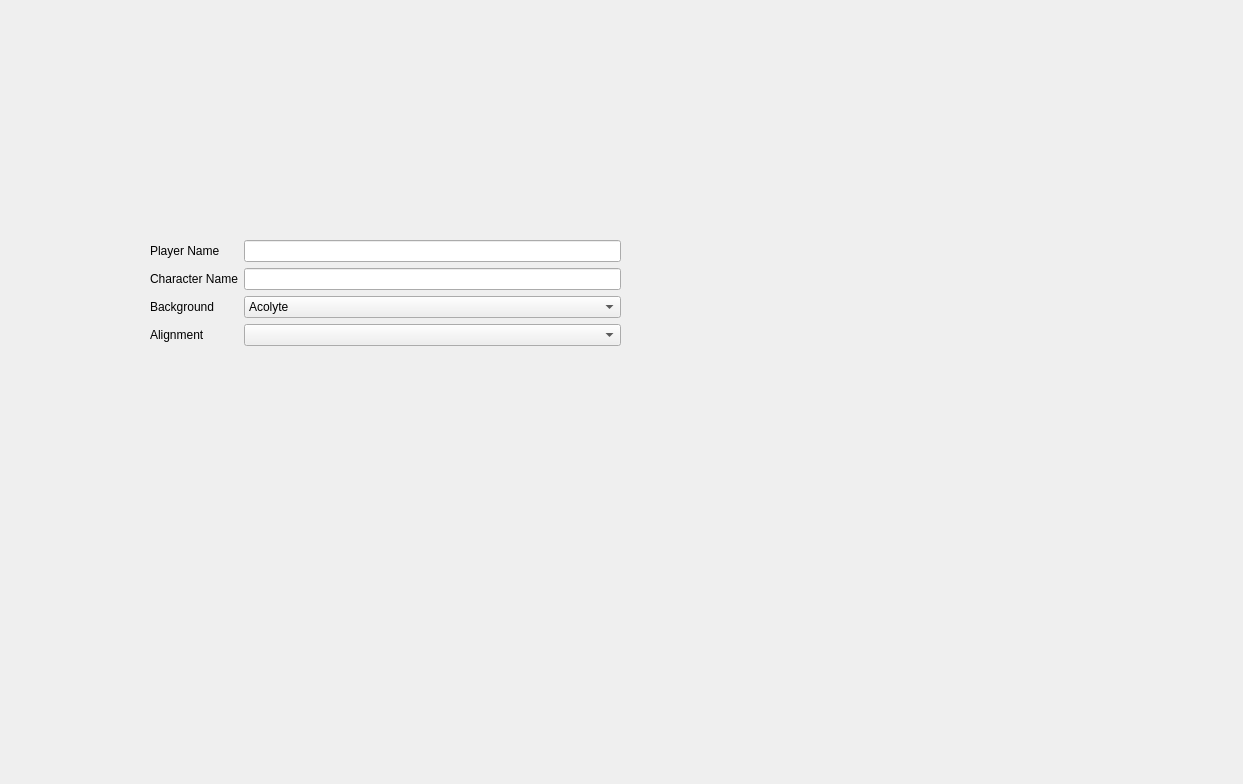
Qt form extrasPage.ui (StellarRaccoon/DnD-Character-Builder) before a commit.
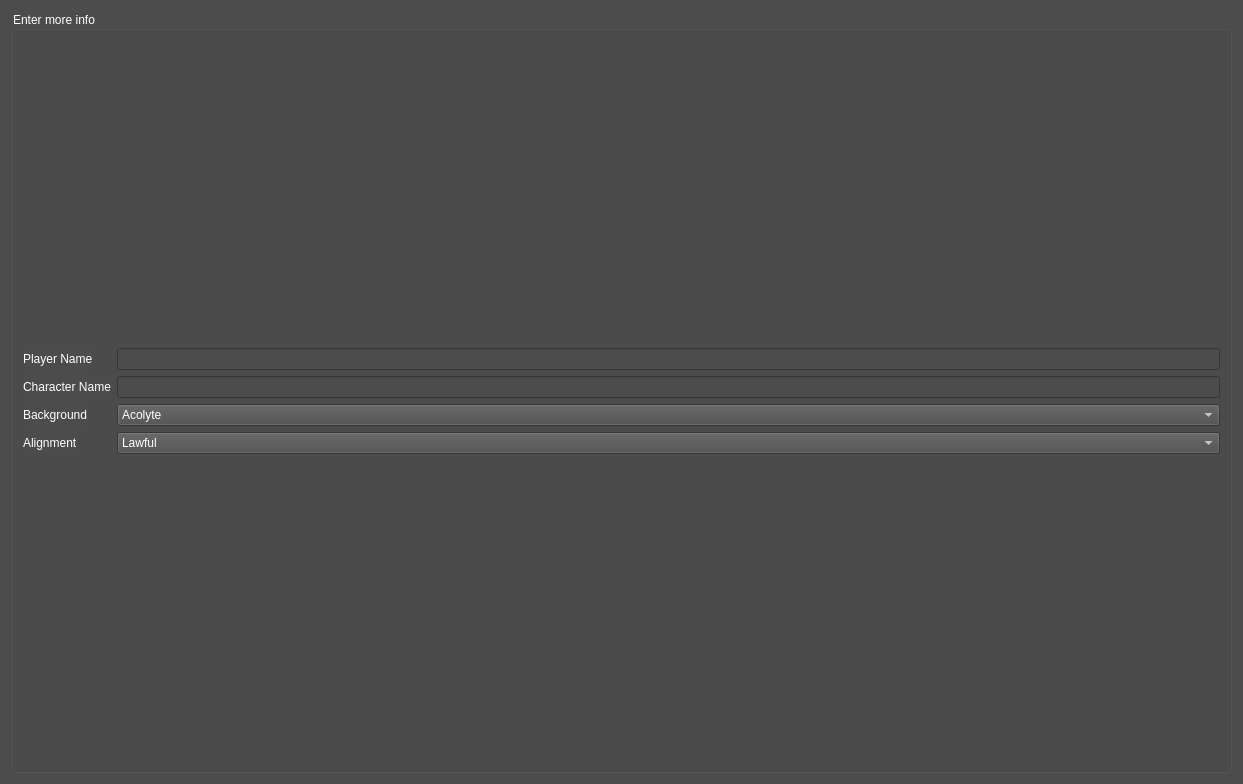
The same form after that commit.

The edit to the form file:
```diff
--- a/extrasPage.ui
+++ b/extrasPage.ui
@@ -13,37 +13,48 @@
   <property name="windowTitle">
    <string>Form</string>
   </property>
-  <widget class="QWidget" name="">
-   <property name="geometry">
-    <rect>
-     <x>150</x>
-     <y>240</y>
-     <width>471</width>
-     <height>151</height>
-    </rect>
+  <property name="styleSheet">
+   <string notr="true">color: rgb(255, 255, 255);
+border-color: rgb(170, 0, 0);
+font: 12pt &quot;Verdana&quot;;
+background-color: rgb(76, 76, 76);
+</string>
+  </property>
+  <layout class="QGridLayout" name="gridLayout">
+   <item row="0" column="0">
+    <widget class="QGroupBox" name="groupBox">
+     <property name="title">
+      <string>Enter more info</string>
    </property>
    <layout class="QFormLayout" name="formLayout">
-    <item row="0" column="0">
+      <item row="1" column="0">
      <widget class="QLabel" name="label_2">
       <property name="text">
        <string>Player Name</string>
       </property>
      </widget>
     </item>
-    <item row="0" column="1">
+      <item row="1" column="1">
      <widget class="QLineEdit" name="playerNameBox"/>
     </item>
-    <item row="1" column="0">
+      <item row="2" column="0">
      <widget class="QLabel" name="label">
       <property name="text">
        <string>Character Name</string>
       </property>
      </widget>
     </item>
-    <item row="1" column="1">
-     <widget class="QLineEdit" name="characterNameBox"/>
-    </item>
     <item row="2" column="1">
+       <widget class="QLineEdit" name="characterNameBox"/>
+      </item>
+      <item row="3" column="0">
+       <widget class="QLabel" name="label_3">
+        <property name="text">
+         <string>Background</string>
+        </property>
+       </widget>
+      </item>
+      <item row="3" column="1">
      <widget class="QComboBox" name="backgroundBox">
       <property name="currentText">
        <string>Acolyte</string>
@@ -130,25 +141,67 @@
       </item>
      </widget>
     </item>
-    <item row="3" column="0">
+      <item row="4" column="0">
      <widget class="QLabel" name="label_4">
       <property name="text">
        <string>Alignment</string>
       </property>
      </widget>
     </item>
-    <item row="3" column="1">
-     <widget class="QComboBox" name="alignmentBox"/>
-    </item>
-    <item row="2" column="0">
-     <widget class="QLabel" name="label_3">
+      <item row="4" column="1">
+       <widget class="QComboBox" name="alignmentBox">
+        <item>
+         <property name="text">
+          <string>Lawful</string>
+         </property>
+        </item>
+        <item>
       <property name="text">
-       <string>Background</string>
-      </property>
-     </widget>
-    </item>
-   </layout>
-  </widget>
+          <string>Chaotic</string>
+         </property>
+        </item>
+        <item>
+         <property name="text">
+          <string>Evil</string>
+         </property>
+        </item>
+        <item>
+         <property name="text">
+          <string>Neutral</string>
+         </property>
+        </item>
+       </widget>
+      </item>
+      <item row="0" column="0">
+       <spacer name="verticalSpacer">
+        <property name="orientation">
+         <enum>Qt::Vertical</enum>
+        </property>
+        <property name="sizeHint" stdset="0">
+         <size>
+          <width>20</width>
+          <height>40</height>
+         </size>
+        </property>
+       </spacer>
+      </item>
+      <item row="5" column="1">
+       <spacer name="verticalSpacer_2">
+        <property name="orientation">
+         <enum>Qt::Vertical</enum>
+        </property>
+        <property name="sizeHint" stdset="0">
+         <size>
+          <width>20</width>
+          <height>40</height>
+         </size>
+        </property>
+       </spacer>
+      </item>
+     </layout>
+    </widget>
+   </item>
+  </layout>
  </widget>
  <resources/>
  <connections/>
```
Lines whose indentation alone changed are shown as unchanged.
